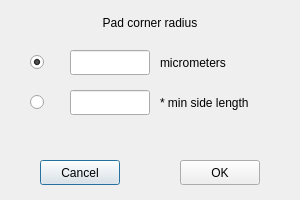
Before: the Qt Designer form src/pcbeditor/globaloptions.ui in schdesign/board-builder, drawn with Qt 5.
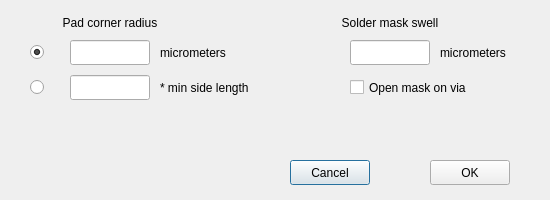
After: the same form once the commit is applied.

Commit message: Draw solder mask

What changed in the file:
```diff
--- a/src/pcbeditor/globaloptions.ui
+++ b/src/pcbeditor/globaloptions.ui
@@ -6,7 +6,7 @@
    <rect>
     <x>0</x>
     <y>0</y>
-    <width>300</width>
+    <width>550</width>
     <height>200</height>
    </rect>
   </property>
@@ -16,7 +16,7 @@
   <widget class="QPushButton" name="cancelButton">
    <property name="geometry">
     <rect>
-     <x>40</x>
+     <x>290</x>
      <y>160</y>
      <width>80</width>
      <height>25</height>
@@ -29,7 +29,7 @@
   <widget class="QPushButton" name="okButton">
    <property name="geometry">
     <rect>
-     <x>180</x>
+     <x>430</x>
      <y>160</y>
      <width>80</width>
      <height>25</height>
@@ -43,7 +43,7 @@
    <property name="geometry">
     <rect>
      <x>70</x>
-     <y>50</y>
+     <y>40</y>
      <width>80</width>
      <height>25</height>
     </rect>
@@ -56,7 +56,7 @@
    <property name="geometry">
     <rect>
      <x>70</x>
-     <y>90</y>
+     <y>75</y>
      <width>80</width>
      <height>25</height>
     </rect>
@@ -68,9 +68,9 @@
   <widget class="QLabel" name="padCornerRadiusLabel">
    <property name="geometry">
     <rect>
-     <x>70</x>
+     <x>40</x>
      <y>10</y>
-     <width>160</width>
+     <width>140</width>
      <height>25</height>
     </rect>
    </property>
@@ -85,7 +85,7 @@
    <property name="geometry">
     <rect>
      <x>30</x>
-     <y>50</y>
+     <y>40</y>
      <width>30</width>
      <height>25</height>
     </rect>
@@ -101,7 +101,7 @@
    <property name="geometry">
     <rect>
      <x>30</x>
-     <y>90</y>
+     <y>75</y>
      <width>30</width>
      <height>25</height>
     </rect>
@@ -114,8 +114,8 @@
    <property name="geometry">
     <rect>
      <x>160</x>
-     <y>50</y>
-     <width>120</width>
+     <y>40</y>
+     <width>100</width>
      <height>25</height>
     </rect>
    </property>
@@ -130,7 +130,7 @@
    <property name="geometry">
     <rect>
      <x>160</x>
-     <y>90</y>
+     <y>75</y>
      <width>120</width>
      <height>25</height>
     </rect>
@@ -142,6 +142,64 @@
     <set>Qt::AlignLeading|Qt::AlignLeft|Qt::AlignVCenter</set>
    </property>
   </widget>
+  <widget class="QLabel" name="solderMaskSwellLabel">
+   <property name="geometry">
+    <rect>
+     <x>320</x>
+     <y>10</y>
+     <width>140</width>
+     <height>25</height>
+    </rect>
+   </property>
+   <property name="text">
+    <string>Solder mask swell</string>
+   </property>
+   <property name="alignment">
+    <set>Qt::AlignCenter</set>
+   </property>
+  </widget>
+  <widget class="QLineEdit" name="solderMaskSwellLineEdit">
+   <property name="geometry">
+    <rect>
+     <x>350</x>
+     <y>40</y>
+     <width>80</width>
+     <height>25</height>
+    </rect>
+   </property>
+   <property name="alignment">
+    <set>Qt::AlignCenter</set>
+   </property>
+  </widget>
+  <widget class="QLabel" name="solderMaskSwellLabel2">
+   <property name="geometry">
+    <rect>
+     <x>440</x>
+     <y>40</y>
+     <width>100</width>
+     <height>25</height>
+    </rect>
+   </property>
+   <property name="text">
+    <string>micrometers</string>
+   </property>
+   <property name="alignment">
+    <set>Qt::AlignLeading|Qt::AlignLeft|Qt::AlignVCenter</set>
+   </property>
+  </widget>
+  <widget class="QCheckBox" name="openMaskOnViaCheckBox">
+   <property name="geometry">
+    <rect>
+     <x>350</x>
+     <y>75</y>
+     <width>150</width>
+     <height>25</height>
+    </rect>
+   </property>
+   <property name="text">
+    <string>Open mask on via</string>
+   </property>
+  </widget>
  </widget>
  <resources/>
  <connections/>
```
The commit also changes 15 other files.
